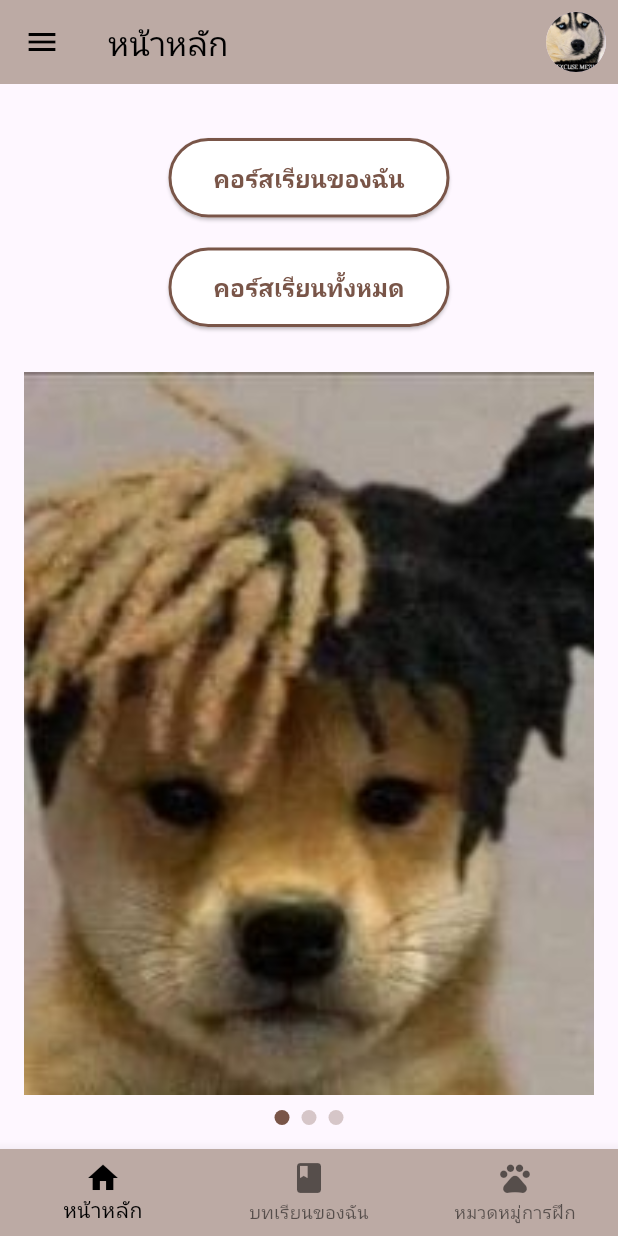
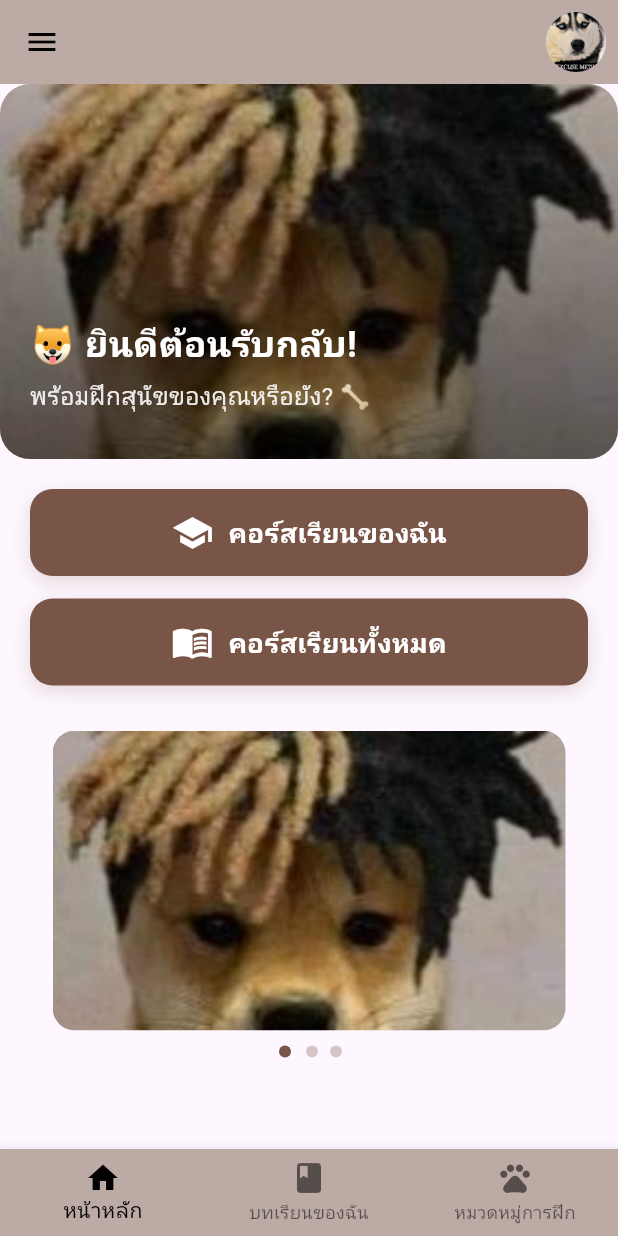
Before and after one commit to JLingZ007/Doggy-Training-dog, a Flutter app: the HomePage screen opened by its route, on a phone screen of 412 x 824 dp. Run offline on Flutter 3.47's test engine with Material 3 defaults, Android fonts, the phone set to English and light mode, and no system bars; drawn by our look-alikes of carousel_slider; our stand-ins replace cloud_firestore, firebase_auth, firebase_core, youtube_player_flutter; accounts and stored records are empty.

Commit message:
edit design and edit routes to mycourse

```diff
--- a/dog_training_app/lib/main.dart
+++ b/dog_training_app/lib/main.dart
@@ -34,7 +34,7 @@ class MainPage extends StatelessWidget {
       backgroundColor: Colors.white,
       appBar: AppBar(
         title: const Text(
-          'First Page',
+          '',
           style: TextStyle(color: Colors.grey),
         ),
         centerTitle: true,
--- a/dog_training_app/lib/routes/app_navigator.dart
+++ b/dog_training_app/lib/routes/app_navigator.dart
@@ -2,12 +2,13 @@ import 'package:dog_training_app/views/program.dart';
 import 'package:flutter/material.dart';
 import '../views/home.dart';
 import '../main.dart'; // นำเข้า MainPage
+import '../views/courses.dart';
+import '../views/training_details.dart';
+import '../views/myCourses.dart';
+import 'app_routes.dart';
+
 // import '../views/login.dart';
 // import '../views/profile.dart';
-import '../views/courses.dart';
-import '../views/training_details.dart';
-// import '../views/my_courses.dart';
-import 'app_routes.dart';
 
 class AppNavigator {
   static Route<dynamic> onGenerateRoute(RouteSettings settings) {
@@ -18,6 +19,8 @@ class AppNavigator {
         return MaterialPageRoute(builder: (_) => MainPage()); // หน้า MainPage
       case AppRoutes.courses:
         return MaterialPageRoute(builder: (_) => CoursesPage());
+      case AppRoutes.myCourses:
+        return MaterialPageRoute(builder: (_) => MyCoursesPage());
       case AppRoutes.trainingPrograms:
         // เพิ่ม Debug
         final categoryId = settings.arguments as String;
--- a/dog_training_app/lib/routes/app_routes.dart
+++ b/dog_training_app/lib/routes/app_routes.dart
@@ -4,7 +4,7 @@ class AppRoutes {
   static const String login = '/login';
   static const String profile = '/profile';
   static const String courses = '/courses';
-  static const String myCourses = '/my-courses';
+  static const String myCourses = '/myCourses';
   static const String trainingDetails = '/training-details';
   static const String trainingPrograms = '/trainingPrograms';
 
--- a/dog_training_app/lib/views/home.dart
+++ b/dog_training_app/lib/views/home.dart
@@ -1,6 +1,8 @@
 import 'package:flutter/material.dart';
+import 'package:carousel_slider/carousel_slider.dart';
 import '../widgets/slidebar.dart';
 import '../widgets/bottom_navbar.dart';
+import '../widgets/background_widget.dart';
 import '../routes/app_routes.dart';
 
 class HomePage extends StatefulWidget {
@@ -9,9 +11,15 @@ class HomePage extends StatefulWidget {
 }
 
 class _HomePageState extends State<HomePage> {
-  int _currentIndex = 0; // ตัวแปรสำหรับเก็บสถานะหน้าปัจจุบัน
+  int _currentIndex = 0;
+  int _carouselIndex = 0;
 
-  // ฟังก์ชันเปลี่ยนหน้าจอ
+  final List<String> _carouselImages = [
+    'assets/images/drip_dog4.jpg',
+    'assets/images/drip_dog2.jpg',
+    'assets/images/drip_dog3.jpg',
+  ];
+
   void _onNavBarTap(int index) {
     setState(() {
       _currentIndex = index;
@@ -37,14 +45,14 @@ class _HomePageState extends State<HomePage> {
         backgroundColor: Colors.brown[200],
         elevation: 0,
         title: const Text(
-          'หน้าหลัก',
-          style: TextStyle(color: Colors.black),
+          '',
+          style: TextStyle(color: Colors.black, fontSize: 22, fontWeight: FontWeight.bold),
         ),
         leading: Builder(
           builder: (context) => IconButton(
             icon: const Icon(Icons.menu, color: Colors.black),
             onPressed: () {
-              Scaffold.of(context).openDrawer(); // เปิด SlideBar
+              Scaffold.of(context).openDrawer();
             },
           ),
         ),
@@ -57,106 +65,172 @@ class _HomePageState extends State<HomePage> {
           ),
         ],
       ),
-      drawer: SlideBar(), // ใช้ SlideBar
-      body: Padding(
-        padding: const EdgeInsets.all(16.0),
+      drawer: SlideBar(),
+      body: SingleChildScrollView(
         child: Column(
-          crossAxisAlignment: CrossAxisAlignment.center,
           children: [
-            const SizedBox(height: 20),
-            ElevatedButton(
-              onPressed: () {
-                Navigator.pushNamed(context, AppRoutes.myCourses);
-              },
-              style: ElevatedButton.styleFrom(
-                backgroundColor: Colors.white, // สีพื้นหลัง
-                foregroundColor: Colors.brown, // สีตัวอักษร
-                side: const BorderSide(color: Colors.brown, width: 2), // กรอบ
-                padding:
-                    const EdgeInsets.symmetric(horizontal: 30, vertical: 15),
-                shape: RoundedRectangleBorder(
-                  borderRadius: BorderRadius.circular(30),
-                ),
-              ),
-              child: const Text(
-                'คอร์สเรียนของฉัน',
-                style: TextStyle(
-                  fontSize: 16,
-                  fontWeight: FontWeight.bold,
+            // 📌 Banner Section
+            Stack(
+              children: [
+                // รูปภาพหลักของ Banner
+                Container(
+                  height: 250,
+                  width: double.infinity,
+                  decoration: BoxDecoration(
+                    borderRadius: BorderRadius.circular(20),
+                    image: const DecorationImage(
+                      image: AssetImage('assets/images/drip_dog4.jpg'),
+                      fit: BoxFit.cover,
                     ),
                   ),
                 ),
-            const SizedBox(height: 20),
-            ElevatedButton(
-              onPressed: () {
-                Navigator.pushNamed(context, AppRoutes.courses);
-              },
-              style: ElevatedButton.styleFrom(
-                backgroundColor: Colors.white,
-                foregroundColor: Colors.brown,
-                side: const BorderSide(color: Colors.brown, width: 2),
-                padding:
-                    const EdgeInsets.symmetric(horizontal: 30, vertical: 15),
-                shape: RoundedRectangleBorder(
-                  borderRadius: BorderRadius.circular(30),
-                ),
-              ),
-              child: const Text(
-                'คอร์สเรียนทั้งหมด',
-                style: TextStyle(
-                  fontSize: 16,
-                  fontWeight: FontWeight.bold,
+                // Overlay
+                Container(
+                  height: 250,
+                  decoration: BoxDecoration(
+                    borderRadius: BorderRadius.circular(20),
+                    gradient: LinearGradient(
+                      colors: [Colors.black.withOpacity(0.5), Colors.transparent],
+                      begin: Alignment.bottomCenter,
+                      end: Alignment.topCenter,
                     ),
                   ),
                 ),
-            const SizedBox(height: 30),
-            Expanded(
+                // ข้อความทับบน Banner
+                Positioned(
+                  bottom: 30,
+                  left: 20,
                   child: Column(
+                    crossAxisAlignment: CrossAxisAlignment.start,
                     children: [
-                  Expanded(
-                    child: PageView(
-                      children: [
-                        Image.asset(
-                          'assets/images/drip_dog4.jpg',
-                          fit: BoxFit.cover,
+                      const Text(
+                        '🐶 ยินดีต้อนรับกลับ!',
+                        style: TextStyle(color: Colors.white, fontSize: 24, fontWeight: FontWeight.bold),
                       ),
-                        Image.asset(
-                          'assets/images/drip_dog2.jpg',
-                          fit: BoxFit.cover,
-                        ),
-                        Image.asset(
-                          'assets/images/drip_dog3.jpg',
-                          fit: BoxFit.cover,
-                        ),
-                      ],
-                    ),
-                  ),
-                  const SizedBox(height: 10),
-                  Row(
-                    mainAxisAlignment: MainAxisAlignment.center,
-                    children: List.generate(3, (index) {
-                      return Container(
-                        margin: const EdgeInsets.symmetric(horizontal: 4),
-                        width: 10,
-                        height: 10,
-                        decoration: BoxDecoration(
-                          shape: BoxShape.circle,
-                          color: index == 0
-                              ? Colors.brown
-                              : Colors.brown.withOpacity(0.3),
-                        ),
-                      );
-                    }),
+                      const SizedBox(height: 5),
+                      Text(
+                        'พร้อมฝึกสุนัขของคุณหรือยัง? 🦴',
+                        style: TextStyle(color: Colors.white.withOpacity(0.9), fontSize: 16),
                       ),
                     ],
                   ),
                 ),
               ],
             ),
+
+            const SizedBox(height: 20),
+
+            // 📌 ปุ่มเมนู
+            Padding(
+              padding: const EdgeInsets.symmetric(horizontal: 20),
+              child: Column(
+                children: [
+                  _buildMenuButton(Icons.school, 'คอร์สเรียนของฉัน', AppRoutes.myCourses),
+                  const SizedBox(height: 15),
+                  _buildMenuButton(Icons.menu_book, 'คอร์สเรียนทั้งหมด', AppRoutes.courses),
+                ],
+              ),
+            ),
+
+            const SizedBox(height: 30),
+
+            // 📌 Carousel Section
+            Padding(
+              padding: const EdgeInsets.symmetric(horizontal: 16.0),
+              child: ClipRRect(
+                borderRadius: BorderRadius.circular(20),
+                child: CarouselSlider(
+                  items: _carouselImages.map((imagePath) {
+                    return Container(
+                      width: double.infinity,
+                      decoration: BoxDecoration(
+                        borderRadius: BorderRadius.circular(15),
+                        image: DecorationImage(
+                          image: AssetImage(imagePath),
+                          fit: BoxFit.cover, // ✅ รูปภาพเต็มพื้นที่ ไม่มีขอบว่าง
+                        ),
+                      ),
+                    );
+                  }).toList(),
+                  options: CarouselOptions(
+                    height: 200,
+                    autoPlay: true,
+                    autoPlayInterval: Duration(seconds: 4),
+                    enlargeCenterPage: true,
+                    viewportFraction: 0.9, // ✅ ให้รูปภาพมีขนาดเต็มพื้นที่
+                    onPageChanged: (index, reason) {
+                      setState(() {
+                        _carouselIndex = index;
+                      });
+                    },
+                  ),
+                ),
+              ),
+            ),
+
+            // 📌 Indicator
+            Row(
+              mainAxisAlignment: MainAxisAlignment.center,
+              children: _carouselImages.asMap().entries.map((entry) {
+                return AnimatedContainer(
+                  duration: const Duration(milliseconds: 300),
+                  width: _carouselIndex == entry.key ? 12 : 8,
+                  height: 8,
+                  margin: const EdgeInsets.symmetric(horizontal: 4, vertical: 10),
+                  decoration: BoxDecoration(
+                    shape: BoxShape.circle,
+                    color: _carouselIndex == entry.key ? Colors.brown : Colors.brown.withOpacity(0.3),
+                  ),
+                );
+              }).toList(),
+            ),
+
+            const SizedBox(height: 20),
+          ],
+        ),
       ),
       bottomNavigationBar: BottomNavBar(
-        currentIndex: _currentIndex, // สถานะของหน้าปัจจุบัน
-        onTap: _onNavBarTap, // Callback สำหรับเปลี่ยนหน้า
+        currentIndex: _currentIndex,
+        onTap: _onNavBarTap,
+      ),
+    );
+  }
+
+  // ฟังก์ชันสร้างปุ่มแบบ Card
+  Widget _buildMenuButton(IconData icon, String title, String routeName) {
+    return GestureDetector(
+      onTap: () {
+        Navigator.pushNamed(context, routeName);
+      },
+      child: Container(
+        width: double.infinity,
+        padding: const EdgeInsets.all(15),
+        decoration: BoxDecoration(
+          borderRadius: BorderRadius.circular(15),
+          gradient: const LinearGradient(
+            colors: [Colors.brown, Colors.brown],
+            begin: Alignment.topLeft,
+            end: Alignment.bottomRight,
+          ),
+          boxShadow: [
+            BoxShadow(
+              color: Colors.brown.withOpacity(0.2),
+              blurRadius: 10,
+              offset: const Offset(0, 4),
+            ),
+          ],
+        ),
+        child: Row(
+          mainAxisAlignment: MainAxisAlignment.center,
+          children: [
+            Icon(icon, color: Colors.white, size: 28),
+            const SizedBox(width: 10),
+            Text(
+              title,
+              style: const TextStyle(fontSize: 18, fontWeight: FontWeight.bold, color: Colors.white),
+            ),
+          ],
+        ),
       ),
     );
   }
--- a/dog_training_app/lib/widgets/bottom_navbar.dart
+++ b/dog_training_app/lib/widgets/bottom_navbar.dart
@@ -2,14 +2,21 @@ import 'package:flutter/material.dart';
 import '../routes/app_routes.dart';
 
 class BottomNavBar extends StatelessWidget {
-  final int currentIndex; // สถานะของหน้าปัจจุบัน
-  final Function(int) onTap; // Callback สำหรับเปลี่ยนหน้า
+  final int currentIndex;
+  final Function(int) onTap;
 
   const BottomNavBar({
     Key? key,
     required this.currentIndex,
     required this.onTap,
   }) : super(key: key);
+
+  void _navigateTo(BuildContext context, String routeName, int index) {
+    if (ModalRoute.of(context)?.settings.name != routeName) {
+      Navigator.pushNamed(context, routeName);
+    }
+    onTap(index);
+  }
 
   @override
   Widget build(BuildContext context) {
@@ -35,13 +42,13 @@ class BottomNavBar extends StatelessWidget {
       onTap: (index) {
         switch (index) {
           case 0:
-            Navigator.pushReplacementNamed(context, AppRoutes.home);
+            _navigateTo(context, AppRoutes.home, index);
             break;
           case 1:
-            Navigator.pushReplacementNamed(context, AppRoutes.myCourses);
+            _navigateTo(context, AppRoutes.myCourses, index);
             break;
           case 2:
-            Navigator.pushReplacementNamed(context, AppRoutes.courses);
+            _navigateTo(context, AppRoutes.courses, index);
             break;
         }
       },
--- a/dog_training_app/pubspec.yaml
+++ b/dog_training_app/pubspec.yaml
@@ -18,6 +18,7 @@ dependencies:
   webview_flutter: ^4.4.4
   webview_flutter_web: ^0.2.2
   youtube_player_flutter: ^9.1.1
+  carousel_slider: ^5.0.0
 
 
 
```
Also changed, not shown: dog_training_app/lib/models/course.dart (added, +13 -0 lines), dog_training_app/lib/services/course_service.dart (added, +25 -0 lines), dog_training_app/lib/views/myCourses.dart (added, +53 -0 lines), dog_training_app/lib/views/program.dart (+78 -32 lines), dog_training_app/pubspec.lock. Lines whose indentation alone changed are shown as unchanged.
